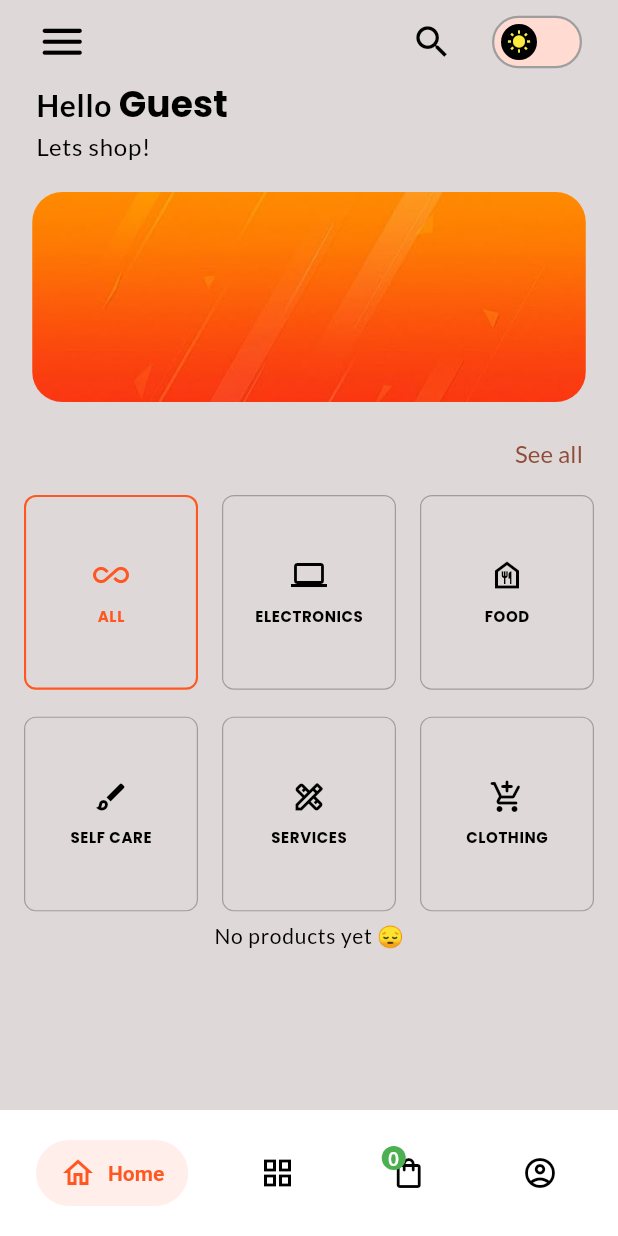
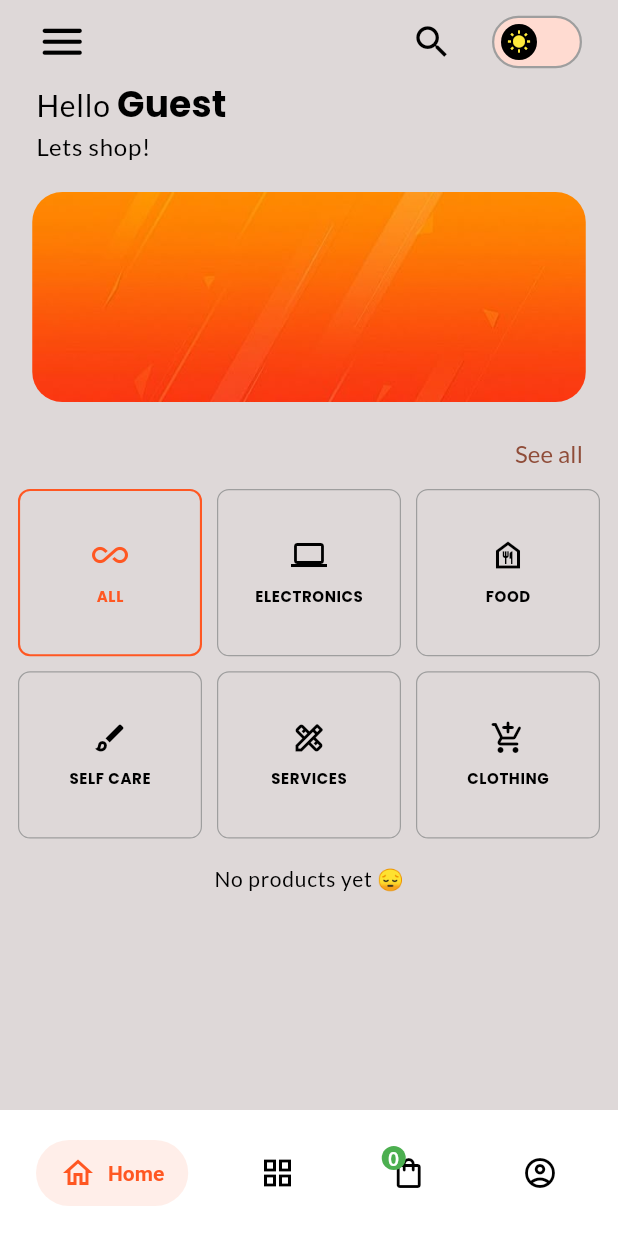
Before and after one commit to KabetEx/KabetEx, a Flutter app: the screen it shows once a user with an empty profile is signed in, on a phone screen of 412 x 824 dp. Run offline on Flutter 3.47's test engine with Material 3 defaults, Android fonts, the light colour scheme and no system bars; drawn by our look-alikes of carousel_slider, flutter_switch, salomon_bottom_bar; our stand-ins replace cached_network_image, connectivity_plus, flutter_riverpod, google_fonts, hive, hive_flutter and 4 more; accounts and stored records are empty; Roboto replaces fonts that are missing (lato, poppins).

Commit message:
Home UI fix

```diff
--- a/lib/features/categories/widgets/category_gridview.dart
+++ b/lib/features/categories/widgets/category_gridview.dart
@@ -15,7 +15,7 @@ class MyCategoryGrid extends ConsumerWidget {
     final allCategories = ref.watch(allCategoriesProvider);
 
     return Padding(
-      padding: const EdgeInsets.symmetric(horizontal: 12, vertical: 2),
+      padding: const EdgeInsets.only(left: 12, right: 12, top: 2, bottom: 16),
       child: Column(
         children: [
           Align(
@@ -32,9 +32,9 @@ class MyCategoryGrid extends ConsumerWidget {
             shrinkWrap: true,
             gridDelegate: const SliverGridDelegateWithFixedCrossAxisCount(
               crossAxisCount: 3,
-              crossAxisSpacing: 8,
+              crossAxisSpacing: 10,
               mainAxisSpacing: 10,
-              childAspectRatio: 0.9,
+              childAspectRatio: 1.1,
             ),
             itemCount: allCategories.take(6).length,
             itemBuilder: (context, index) {
@@ -44,11 +44,6 @@ class MyCategoryGrid extends ConsumerWidget {
                   ref.read(selectedCategoryProvider.notifier).state =
                       cat['name'];
                 },
-                child: Padding(
-                  padding: const EdgeInsets.symmetric(
-                    vertical: 4.0,
-                    horizontal: 4,
-                  ),
                 child: AnimatedContainer(
                   duration: const Duration(milliseconds: 500),
                   curve: Curves.easeInOut,
@@ -58,7 +53,7 @@ class MyCategoryGrid extends ConsumerWidget {
                         //if selected
                         selectedCategory == cat['name']
                         ? isDarkMode
-                                ? Colors.deepOrange
+                              ? Colors.transparent
                               : Colors.transparent
                         :
                           //if is not selected
@@ -91,8 +86,7 @@ class MyCategoryGrid extends ConsumerWidget {
                       const SizedBox(height: 8),
                       Text(
                         cat['name'].toUpperCase() as String,
-                          style: Theme.of(context).textTheme.bodySmall!
-                              .copyWith(
+                        style: Theme.of(context).textTheme.bodySmall!.copyWith(
                           color:
                               //if selected
                               selectedCategory == cat['name']
@@ -110,7 +104,6 @@ class MyCategoryGrid extends ConsumerWidget {
                         ),
                       ),
                     ],
-                    ),
                   ),
                 ),
               );
--- a/lib/features/home/widgets/app_title_row.dart
+++ b/lib/features/home/widgets/app_title_row.dart
@@ -139,7 +139,7 @@ class _AppTitleRowState extends ConsumerState<AppTitleRow> {
                                 color: isDarkMode
                                     ? Colors.deepOrange
                                     : Colors.black,
-                                fontWeight: FontWeight.w600,
+                                fontWeight: FontWeight.w500,
                                 fontSize: 20,
                               ),
                         ),
@@ -153,12 +153,14 @@ class _AppTitleRowState extends ConsumerState<AppTitleRow> {
                           ),
                           data: (data) {
                             if (data == null) {
-                              return const TextSpan(
+                              return TextSpan(
                                 text: 'Guest',
                                 style: TextStyle(
                                   fontWeight: FontWeight.bold,
                                   fontSize: 20,
-                                  color: Colors.deepOrange,
+                                  color: isDarkMode
+                                      ? Colors.deepOrange
+                                      : Colors.black,
                                 ),
                               );
                             }
```
Lines whose indentation alone changed are shown as unchanged.
